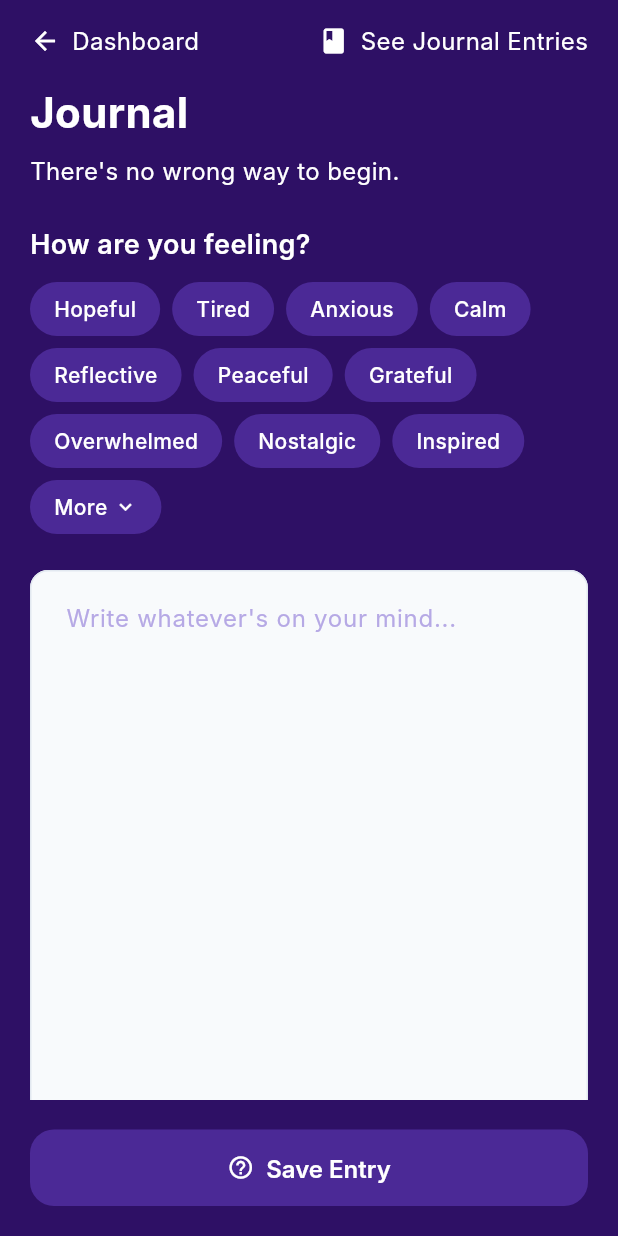
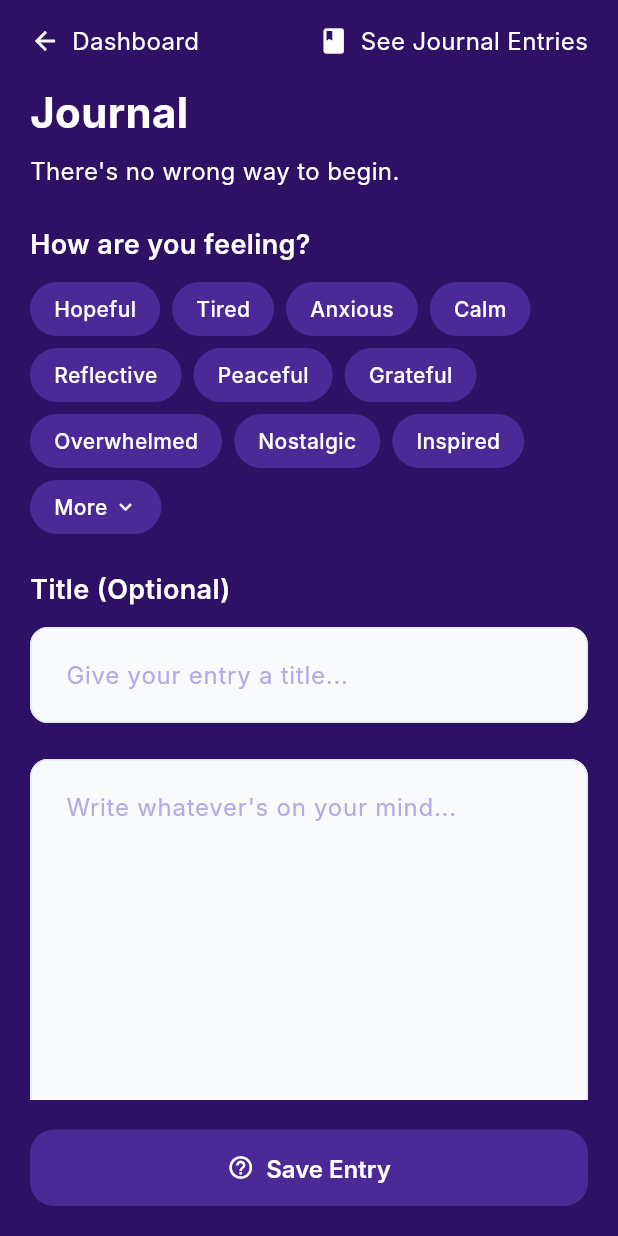
Before and after one commit to kaya-talk/kaya-mobile, a Flutter app: the JournalComposeScreen screen opened by its route, on a phone screen of 412 x 824 dp. Run offline on Flutter 3.47's test engine with Material 3 defaults, Android fonts, the phone set to English and light mode, and no system bars; our stand-ins replace dio, firebase_auth, firebase_core, go_router, shared_preferences; accounts and stored records are empty; Roboto replaces fonts that are missing (Inter).

Commit message:
feat: add titles

```diff
--- a/lib/features/journal/presentation/screens/journal_compose_screen.dart
+++ b/lib/features/journal/presentation/screens/journal_compose_screen.dart
@@ -10,6 +10,7 @@ class JournalComposeScreen extends StatefulWidget {
 
 class _JournalComposeScreenState extends State<JournalComposeScreen> {
   final TextEditingController _textController = TextEditingController();
+  final TextEditingController _titleController = TextEditingController();
   String? _selectedMood;
 
   final List<String> _moodTags = [
@@ -20,6 +21,7 @@ class _JournalComposeScreenState extends State<JournalComposeScreen> {
   @override
   void dispose() {
     _textController.dispose();
+    _titleController.dispose();
     super.dispose();
   }
 
@@ -160,6 +162,40 @@ class _JournalComposeScreenState extends State<JournalComposeScreen> {
                     ),
                     const SizedBox(height: 24),
 
+                    // Journal Title Input
+                    const Text(
+                      'Title (Optional)',
+                      style: TextStyle(
+                        color: Colors.white,
+                        fontSize: 18,
+                        fontWeight: FontWeight.w600,
+                      ),
+                    ),
+                    const SizedBox(height: 12),
+                    Container(
+                      decoration: BoxDecoration(
+                        color: const Color(0xFF3B2170),
+                        borderRadius: BorderRadius.circular(16),
+                      ),
+                      child: TextField(
+                        controller: _titleController,
+                        style: const TextStyle(
+                          color: Colors.white,
+                          fontSize: 16,
+                        ),
+                        decoration: const InputDecoration(
+                          hintText: "Give your entry a title...",
+                          hintStyle: TextStyle(
+                            color: Color(0xFFB6A9E5),
+                            fontSize: 16,
+                          ),
+                          border: InputBorder.none,
+                          contentPadding: EdgeInsets.all(20),
+                        ),
+                      ),
+                    ),
+                    const SizedBox(height: 24),
+
                     // Journal Entry Text Area
                     Container(
                       decoration: BoxDecoration(
```
Also changed, not shown: lib/features/letters/presentation/screens/letters_compose_screen.dart (+36 -0 lines).
